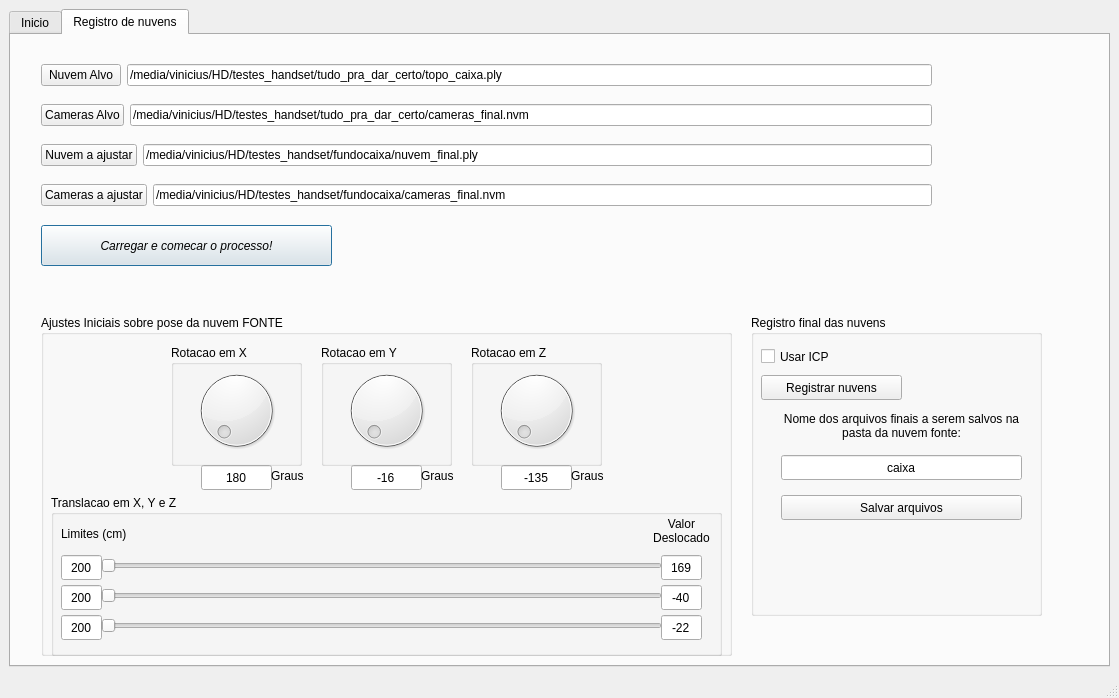
Above: handset_gui/ui/main_window.ui from viniciusvidal2/Cameras_GRIn before the change. Below: the same form after it.
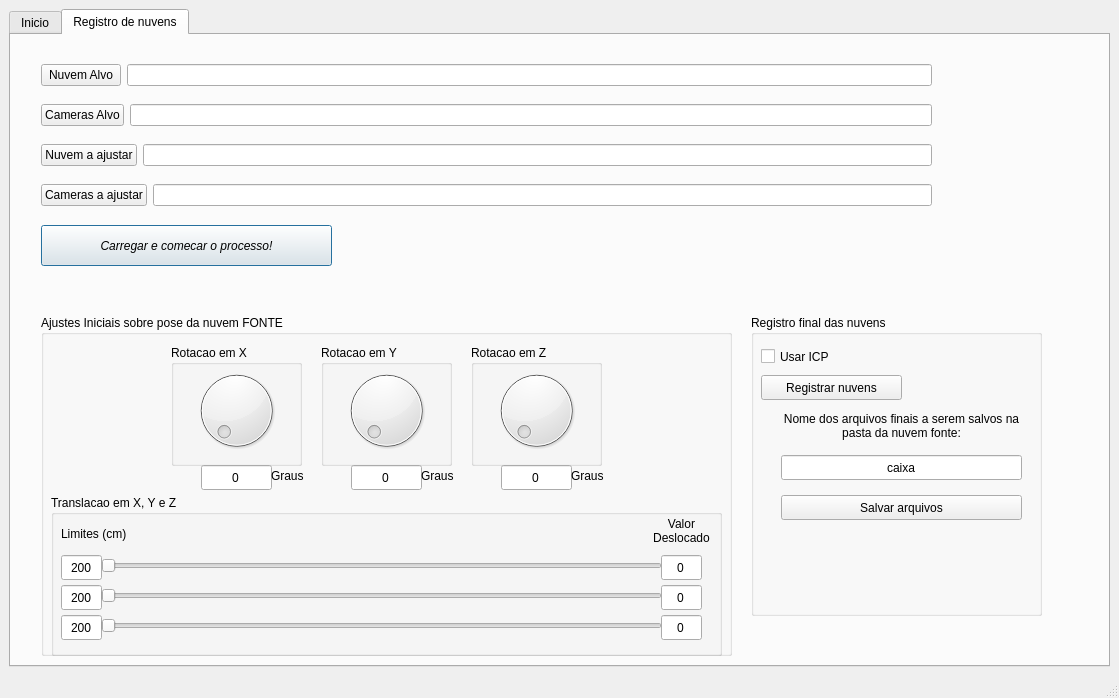
That is the form after the change. Icons and pictures are not drawn.

The edit to the form file:
```diff
--- a/handset_gui/ui/main_window.ui
+++ b/handset_gui/ui/main_window.ui
@@ -229,7 +229,7 @@
             <bool>true</bool>
            </property>
            <property name="text">
-            <string>/media/vinicius/HD/testes_handset/tudo_pra_dar_certo/topo_caixa.ply</string>
+            <string/>
            </property>
           </widget>
          </item>
@@ -258,7 +258,7 @@
             <bool>true</bool>
            </property>
            <property name="text">
-            <string>/media/vinicius/HD/testes_handset/tudo_pra_dar_certo/cameras_final.nvm</string>
+            <string/>
            </property>
           </widget>
          </item>
@@ -287,7 +287,7 @@
             <bool>true</bool>
            </property>
            <property name="text">
-            <string>/media/vinicius/HD/testes_handset/fundocaixa/nuvem_final.ply</string>
+            <string/>
            </property>
           </widget>
          </item>
@@ -316,7 +316,7 @@
             <bool>true</bool>
            </property>
            <property name="text">
-            <string>/media/vinicius/HD/testes_handset/fundocaixa/cameras_final.nvm</string>
+            <string/>
            </property>
           </widget>
          </item>
@@ -545,7 +545,7 @@
            </rect>
           </property>
           <property name="text">
-           <string>169</string>
+           <string>0</string>
           </property>
           <property name="alignment">
            <set>Qt::AlignCenter</set>
@@ -561,7 +561,7 @@
            </rect>
           </property>
           <property name="text">
-           <string>-40</string>
+           <string>0</string>
           </property>
           <property name="alignment">
            <set>Qt::AlignCenter</set>
@@ -577,7 +577,7 @@
            </rect>
           </property>
           <property name="text">
-           <string>-22</string>
+           <string>0</string>
           </property>
           <property name="alignment">
            <set>Qt::AlignCenter</set>
@@ -626,7 +626,7 @@
           </rect>
          </property>
          <property name="text">
-          <string>180</string>
+          <string>0</string>
          </property>
          <property name="alignment">
           <set>Qt::AlignCenter</set>
@@ -642,7 +642,7 @@
           </rect>
          </property>
          <property name="text">
-          <string>-16</string>
+          <string>0</string>
          </property>
          <property name="alignment">
           <set>Qt::AlignCenter</set>
@@ -658,7 +658,7 @@
           </rect>
          </property>
          <property name="text">
-          <string>-135</string>
+          <string>0</string>
          </property>
          <property name="alignment">
           <set>Qt::AlignCenter</set>
```
